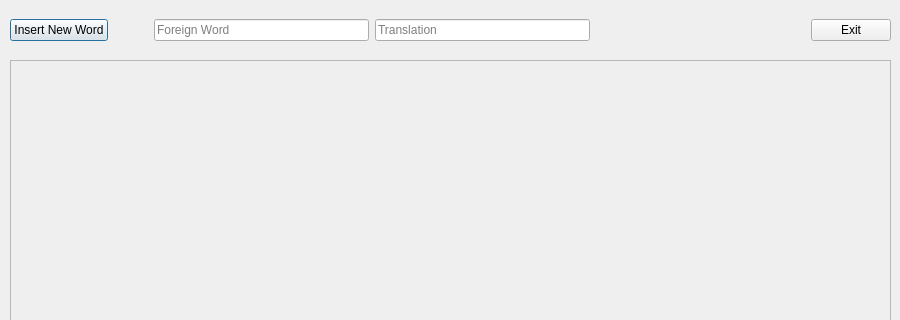
Old version of the form src/gui/browse_course_window.ui in the repository tombranfield/spaced_repeating_vocabulary; both pictures show x 0 to 900 and y 0 to 320 of the 900 by 600 pixel window.
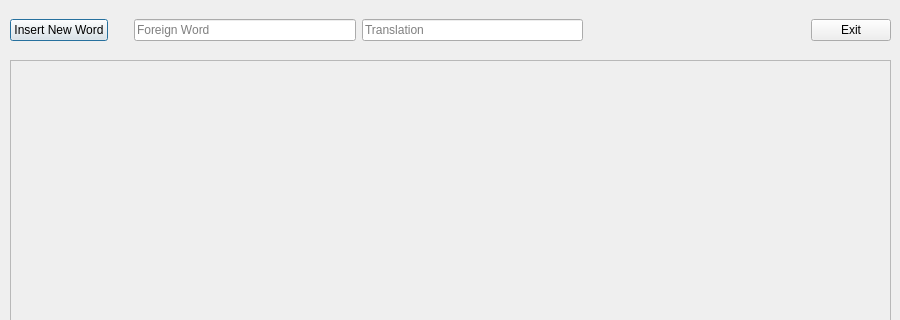
New version of the form.

Commit message: Added insert_new_word(), new_foreign_word_changed(), new_trans_word_changed() to browse_course_window

Diff of the .ui file:
```diff
--- a/src/gui/browse_course_window.ui
+++ b/src/gui/browse_course_window.ui
@@ -63,7 +63,7 @@
       </property>
       <property name="sizeHint" stdset="0">
        <size>
-        <width>40</width>
+        <width>20</width>
         <height>20</height>
        </size>
       </property>
```
Left out of the diff: 5 changed lines with no effect on the pictures. The commit also changes 2 other files.
